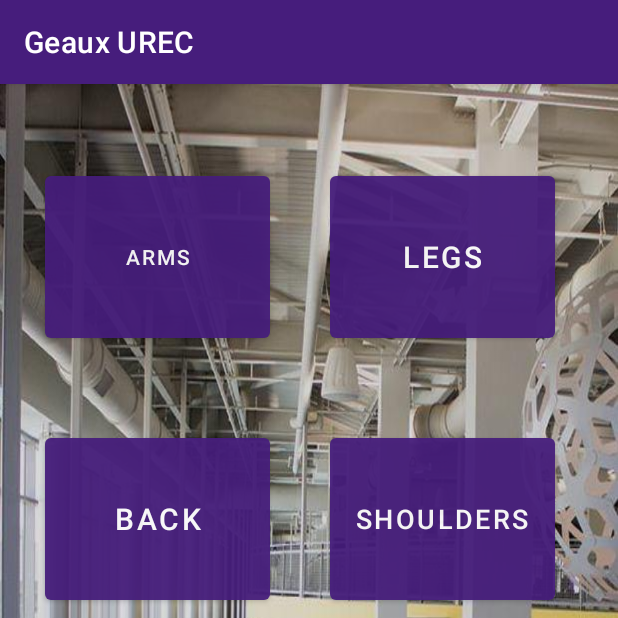
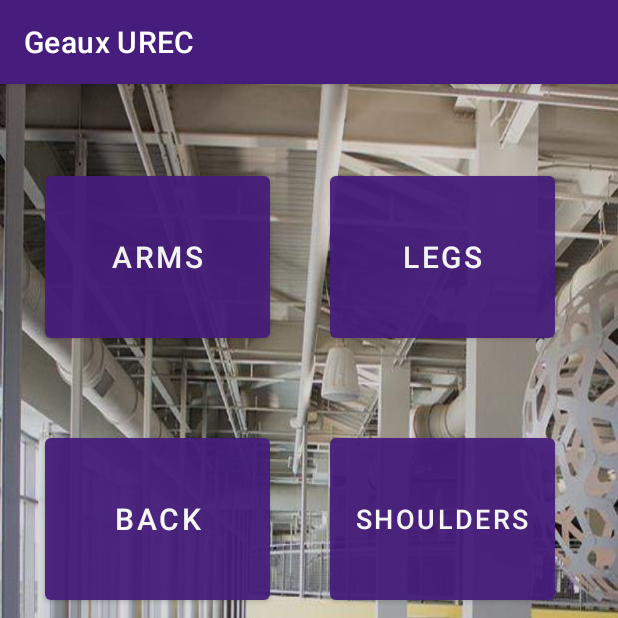
Before and after one commit to claireew02/UrecApp, an Android app: the screen it shows after launch (MuscleScreen), on a phone screen of 412 x 824 dp, the top half of it. Run offline under Robolectric (Android 15) with nearby library versions, the phone set to English and light mode, and no system bars.

Commit message:
changed arms back to normal size

```diff
--- a/app/src/main/res/layout/muscles.xml
+++ b/app/src/main/res/layout/muscles.xml
@@ -15,7 +15,7 @@
         android:layout_marginTop="55dp"
         android:alpha="0.93"
         android:text="@string/arms"
-
+        android:textSize="20sp"
         android:onClick="sendArms"
         app:layout_constraintStart_toStartOf="parent"
         app:layout_constraintTop_toTopOf="parent" />
--- /dev/null
+++ b/app/src/main/res/values/ic_launcher_background.xml
@@ -0,0 +1,4 @@
+<?xml version="1.0" encoding="utf-8"?>
+<resources>
+    <color name="ic_launcher_background">#D9DBDC</color>
+</resources>
```
Also changed, not shown: app/src/main/ic_launcher-playstore.png (added), app/src/main/res/mipmap-hdpi/ic_launcher.png (added), app/src/main/res/mipmap-hdpi/ic_launcher_foreground.png (added), app/src/main/res/mipmap-hdpi/ic_launcher_round.png (added).
